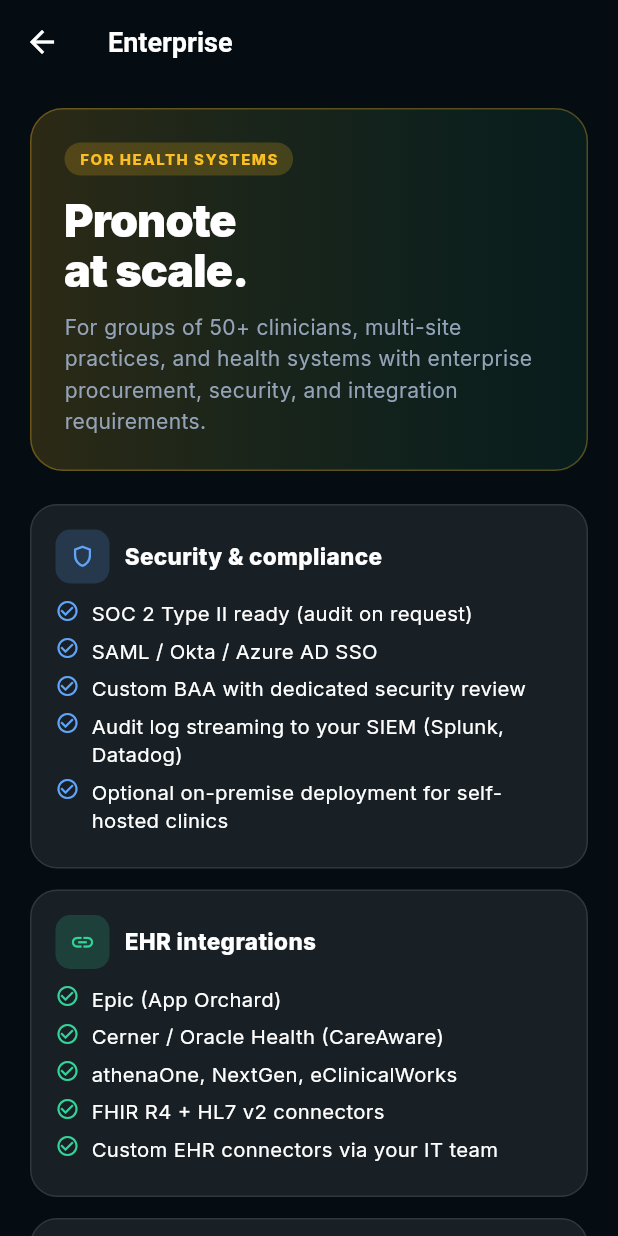
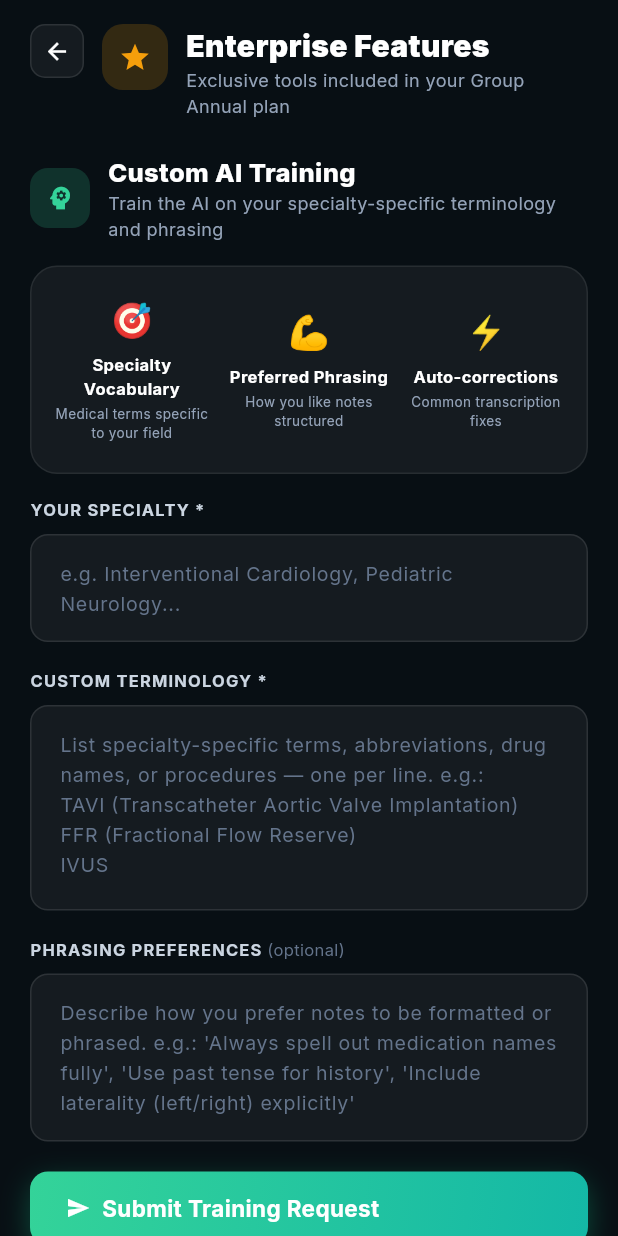
Before and after one commit to sheharyar-shafique/Flutter-Android-Hippa, a Flutter app: the EnterpriseScreen screen opened by its route, on a phone screen of 412 x 824 dp. Run offline on Flutter 3.47's test engine with Material 3 defaults, Android fonts, the phone set to English and light mode, and no system bars; our stand-ins replace dio, file_picker, flutter_riverpod, flutter_secure_storage, go_router, google_fonts and 3 more; missing offline and left inert: record; accounts and stored records are empty.

Commit message:
ui: redesign enterprise screen to match web screenshots
- Header: star icon + 'Enterprise Features' + subtitle
- Custom AI Training: 3 feature pills (Specialty Vocab, Preferred Phrasing, Auto-corrections)
- Form: YOUR SPECIALTY, CUSTOM TERMINOLOGY (multiline), PHRASING PREFERENCES
- Emerald 'Submit Training Request' button with send icon
- Dedicated Success Manager: profile card (Alex Morgan) with Email/Book a Call
- 5 service rows: Onboarding, Staff Training, QBRs, Custom Config, Escalation Priority

```diff
--- a/lib/features/enterprise/enterprise_screen.dart
+++ b/lib/features/enterprise/enterprise_screen.dart
@@ -6,213 +6,206 @@
 import '../../core/theme/app_theme.dart';
 import '../auth/auth_controller.dart';
 
-class EnterpriseScreen extends ConsumerWidget {
+class EnterpriseScreen extends ConsumerStatefulWidget {
   const EnterpriseScreen({super.key});
+  @override
+  ConsumerState<EnterpriseScreen> createState() => _EnterpriseScreenState();
+}
+
+class _EnterpriseScreenState extends ConsumerState<EnterpriseScreen> {
+  final _specialtyCtrl = TextEditingController();
+  final _terminologyCtrl = TextEditingController();
+  final _phrasingCtrl = TextEditingController();
+  bool _submitting = false;
 
   @override
-  Widget build(BuildContext context, WidgetRef ref) {
-    final authed = ref.watch(authControllerProvider).isAuthenticated;
-
-    return Scaffold(
-      backgroundColor: AppColors.bgDeep,
-      appBar: AppBar(
-        backgroundColor: AppColors.bgDeep,
-        title: const Text('Enterprise'),
-        leading: IconButton(
-          icon: const Icon(Icons.arrow_back),
-          onPressed: () => context.go(authed ? '/dashboard' : '/'),
-        ),
-      ),
-      body: SafeArea(
-        child: ListView(
-          padding: const EdgeInsets.fromLTRB(20, 16, 20, 32),
-          children: [
-            Container(
-              padding: const EdgeInsets.all(22),
-              decoration: BoxDecoration(
-                gradient: LinearGradient(colors: [
-                  AppColors.warning.withValues(alpha: 0.16),
-                  AppColors.emerald400.withValues(alpha: 0.08),
-                ]),
-                borderRadius: BorderRadius.circular(22),
-                border: Border.all(color: AppColors.warning.withValues(alpha: 0.3)),
-              ),
-              child: Column(
-                crossAxisAlignment: CrossAxisAlignment.start,
-                children: [
-                  Container(
-                    padding: const EdgeInsets.symmetric(horizontal: 10, vertical: 4),
-                    decoration: BoxDecoration(
-                      color: AppColors.warning.withValues(alpha: 0.2),
-                      borderRadius: BorderRadius.circular(20),
-                    ),
-                    child: const Text('FOR HEALTH SYSTEMS',
-                        style: TextStyle(color: AppColors.warning, fontSize: 10, fontWeight: FontWeight.w800, letterSpacing: 1)),
-                  ),
-                  const SizedBox(height: 14),
-                  const Text(
-                    'Pronote\nat scale.',
-                    style: TextStyle(color: Colors.white, fontSize: 30, fontWeight: FontWeight.w900, height: 1.1, letterSpacing: -0.6),
-                  ),
-                  const SizedBox(height: 10),
-                  const Text(
-                    'For groups of 50+ clinicians, multi-site practices, and health systems with enterprise procurement, security, and integration requirements.',
-                    style: TextStyle(color: AppColors.slate400, fontSize: 14, height: 1.5),
-                  ),
-                ],
-              ),
-            ),
-            const SizedBox(height: 22),
-            _BulletGroup(
-              title: 'Security & compliance',
-              items: const [
-                'SOC 2 Type II ready (audit on request)',
-                'SAML / Okta / Azure AD SSO',
-                'Custom BAA with dedicated security review',
-                'Audit log streaming to your SIEM (Splunk, Datadog)',
-                'Optional on-premise deployment for self-hosted clinics',
-              ],
-              accent: AppColors.info,
-              icon: Icons.shield_outlined,
-            ),
-            _BulletGroup(
-              title: 'EHR integrations',
-              items: const [
-                'Epic (App Orchard)',
-                'Cerner / Oracle Health (CareAware)',
-                'athenaOne, NextGen, eClinicalWorks',
-                'FHIR R4 + HL7 v2 connectors',
-                'Custom EHR connectors via your IT team',
-              ],
-              accent: AppColors.emerald400,
-              icon: Icons.link,
-            ),
-            _BulletGroup(
-              title: 'Account team',
-              items: const [
-                'Dedicated account manager (named human)',
-                '24/7 priority support, < 2h response SLA',
-                'White-glove rollout: training sessions for every clinician',
-                'Quarterly business reviews + product roadmap input',
-              ],
-              accent: const Color(0xFFA78BFA),
-              icon: Icons.support_agent,
-            ),
-            const SizedBox(height: 20),
-            Container(
-              padding: const EdgeInsets.all(18),
-              decoration: BoxDecoration(
-                color: AppColors.cardBg,
-                borderRadius: BorderRadius.circular(20),
-                border: Border.all(color: AppColors.cardBorder),
-              ),
-              child: Column(
-                crossAxisAlignment: CrossAxisAlignment.start,
-                children: [
-                  const Text('Talk to sales',
-                      style: TextStyle(color: Colors.white, fontSize: 18, fontWeight: FontWeight.w800)),
-                  const SizedBox(height: 6),
-                  const Text(
-                    'Get a tailored proposal, security questionnaire, and pilot timeline within 48 hours.',
-                    style: TextStyle(color: AppColors.slate400, fontSize: 13, height: 1.5),
-                  ),
-                  const SizedBox(height: 14),
-                  SizedBox(
-                    width: double.infinity,
-                    height: 50,
-                    child: DecoratedBox(
-                      decoration: BoxDecoration(
-                        gradient: kEmeraldGradient,
-                        borderRadius: BorderRadius.circular(14),
-                      ),
-                      child: Material(
-                        color: Colors.transparent,
-                        child: InkWell(
-                          borderRadius: BorderRadius.circular(14),
-                          onTap: () async {
-                            final uri = Uri.parse('mailto:enterprise@pronoteai.com?subject=Pronote%20Enterprise%20Inquiry');
-                            if (await canLaunchUrl(uri)) {
-                              await launchUrl(uri);
-                            }
-                          },
-                          child: const Center(
-                            child: Row(
-                              mainAxisAlignment: MainAxisAlignment.center,
-                              children: [
-                                Icon(Icons.email_outlined, color: Colors.white, size: 18),
-                                SizedBox(width: 8),
-                                Text('Email enterprise@pronoteai.com',
-                                    style: TextStyle(color: Colors.white, fontSize: 14, fontWeight: FontWeight.w700)),
-                              ],
-                            ),
-                          ),
-                        ),
-                      ),
-                    ),
-                  ),
-                ],
-              ),
-            ),
-          ],
-        ),
-      ),
-    );
-  }
-}
-
-class _BulletGroup extends StatelessWidget {
-  final String title;
-  final List<String> items;
-  final Color accent;
-  final IconData icon;
-
-  const _BulletGroup({required this.title, required this.items, required this.accent, required this.icon});
+  void dispose() { _specialtyCtrl.dispose(); _terminologyCtrl.dispose(); _phrasingCtrl.dispose(); super.dispose(); }
 
   @override
   Widget build(BuildContext context) {
-    return Padding(
-      padding: const EdgeInsets.only(bottom: 14),
-      child: Container(
-        padding: const EdgeInsets.all(16),
-        decoration: BoxDecoration(
-          color: AppColors.cardBg,
-          borderRadius: BorderRadius.circular(18),
-          border: Border.all(color: AppColors.cardBorder),
+    return Scaffold(
+      backgroundColor: AppColors.bgPrimary,
+      body: SafeArea(child: ListView(padding: const EdgeInsets.fromLTRB(20, 16, 20, 32), children: [
+        // Header
+        Row(crossAxisAlignment: CrossAxisAlignment.start, children: [
+          GestureDetector(onTap: () => context.canPop() ? context.pop() : context.go('/dashboard'),
+            child: Container(width: 36, height: 36, decoration: BoxDecoration(color: const Color(0x0DFFFFFF), borderRadius: BorderRadius.circular(10), border: Border.all(color: const Color(0x1AFFFFFF))),
+              child: const Icon(Icons.arrow_back, color: Colors.white, size: 18))),
+          const SizedBox(width: 12),
+          Container(width: 44, height: 44, decoration: BoxDecoration(color: const Color(0xFFF59E0B).withValues(alpha: 0.18), borderRadius: BorderRadius.circular(14)),
+            child: const Icon(Icons.star, color: Color(0xFFF59E0B), size: 22)),
+          const SizedBox(width: 12),
+          const Expanded(child: Column(crossAxisAlignment: CrossAxisAlignment.start, children: [
+            Text('Enterprise Features', style: TextStyle(color: Colors.white, fontSize: 20, fontWeight: FontWeight.w900)),
+            Text('Exclusive tools included in your Group Annual plan', style: TextStyle(color: AppColors.slate400, fontSize: 12)),
+          ])),
+        ]),
+        const SizedBox(height: 24),
+
+        // ═══ Custom AI Training section ═══
+        Row(children: [
+          Container(width: 40, height: 40, decoration: BoxDecoration(color: AppColors.emerald400.withValues(alpha: 0.18), borderRadius: BorderRadius.circular(12)),
+            child: const Icon(Icons.psychology, color: AppColors.emerald400, size: 20)),
+          const SizedBox(width: 12),
+          const Expanded(child: Column(crossAxisAlignment: CrossAxisAlignment.start, children: [
+            Text('Custom AI Training', style: TextStyle(color: Colors.white, fontSize: 17, fontWeight: FontWeight.w800)),
+            Text('Train the AI on your specialty-specific terminology and phrasing', style: TextStyle(color: AppColors.slate400, fontSize: 12)),
+          ])),
+        ]),
+        const SizedBox(height: 16),
+
+        // 3 feature pills
+        Container(
+          padding: const EdgeInsets.symmetric(vertical: 20, horizontal: 12),
+          decoration: BoxDecoration(color: const Color(0x0DFFFFFF), borderRadius: BorderRadius.circular(18), border: Border.all(color: const Color(0x14FFFFFF))),
+          child: Row(children: [
+            _FeaturePill(emoji: '🎯', title: 'Specialty Vocabulary', sub: 'Medical terms specific to your field'),
+            const SizedBox(width: 8),
+            _FeaturePill(emoji: '💪', title: 'Preferred Phrasing', sub: 'How you like notes structured'),
+            const SizedBox(width: 8),
+            _FeaturePill(emoji: '⚡', title: 'Auto-corrections', sub: 'Common transcription fixes'),
+          ]),
         ),
-        child: Column(
-          crossAxisAlignment: CrossAxisAlignment.start,
-          children: [
-            Row(
-              children: [
-                Container(
-                  width: 36,
-                  height: 36,
-                  decoration: BoxDecoration(
-                    color: accent.withValues(alpha: 0.18),
-                    borderRadius: BorderRadius.circular(10),
-                  ),
-                  child: Icon(icon, color: accent, size: 17),
-                ),
-                const SizedBox(width: 10),
-                Text(title,
-                    style: const TextStyle(color: Colors.white, fontSize: 15, fontWeight: FontWeight.w800)),
-              ],
-            ),
-            const SizedBox(height: 10),
-            ...items.map((i) => Padding(
-                  padding: const EdgeInsets.only(bottom: 6),
-                  child: Row(
-                    crossAxisAlignment: CrossAxisAlignment.start,
-                    children: [
-                      Icon(Icons.check_circle_outline, color: accent, size: 16),
-                      const SizedBox(width: 8),
-                      Expanded(child: Text(i, style: const TextStyle(color: Colors.white, fontSize: 13.5))),
-                    ],
-                  ),
-                )),
-          ],
+        const SizedBox(height: 16),
+
+        // YOUR SPECIALTY
+        const Text('YOUR SPECIALTY *', style: TextStyle(color: AppColors.slate300, fontSize: 11, fontWeight: FontWeight.w700, letterSpacing: 0.8)),
+        const SizedBox(height: 8),
+        TextField(controller: _specialtyCtrl, style: const TextStyle(color: Colors.white, fontSize: 14),
+          decoration: _inputDeco('e.g. Interventional Cardiology, Pediatric Neurology...')),
+        const SizedBox(height: 18),
+
+        // CUSTOM TERMINOLOGY
+        const Text('CUSTOM TERMINOLOGY *', style: TextStyle(color: AppColors.slate300, fontSize: 11, fontWeight: FontWeight.w700, letterSpacing: 0.8)),
+        const SizedBox(height: 8),
+        TextField(controller: _terminologyCtrl, maxLines: 5, style: const TextStyle(color: Colors.white, fontSize: 14),
+          decoration: _inputDeco('List specialty-specific terms, abbreviations, drug names, or procedures — one per line. e.g.:\nTAVI (Transcatheter Aortic Valve Implantation)\nFFR (Fractional Flow Reserve)\nIVUS')),
+        const SizedBox(height: 18),
+
+        // PHRASING PREFERENCES
+        Row(children: [
+          const Text('PHRASING PREFERENCES ', style: TextStyle(color: AppColors.slate300, fontSize: 11, fontWeight: FontWeight.w700, letterSpacing: 0.8)),
+          Text('(optional)', style: TextStyle(color: AppColors.slate500, fontSize: 11)),
+        ]),
+        const SizedBox(height: 8),
+        TextField(controller: _phrasingCtrl, maxLines: 3, style: const TextStyle(color: Colors.white, fontSize: 14),
+          decoration: _inputDeco("Describe how you prefer notes to be formatted or phrased. e.g.: 'Always spell out medication names fully', 'Use past tense for history', 'Include laterality (left/right) explicitly'")),
+        const SizedBox(height: 20),
+
+        // Submit button
+        GestureDetector(
+          onTap: _submitting ? null : () async {
+            if (_specialtyCtrl.text.trim().isEmpty || _terminologyCtrl.text.trim().isEmpty) {
+              ScaffoldMessenger.of(context).showSnackBar(const SnackBar(content: Text('Please fill in specialty and terminology fields.'), behavior: SnackBarBehavior.floating, backgroundColor: AppColors.danger));
+              return;
+            }
+            setState(() => _submitting = true);
+            await Future.delayed(const Duration(seconds: 1));
+            if (!mounted) return;
+            setState(() => _submitting = false);
+            ScaffoldMessenger.of(context).showSnackBar(const SnackBar(content: Text('Training request submitted!'), behavior: SnackBarBehavior.floating, backgroundColor: AppColors.emerald500));
+          },
+          child: Container(
+            padding: const EdgeInsets.symmetric(horizontal: 24, vertical: 14),
+            decoration: BoxDecoration(gradient: kEmeraldGradient, borderRadius: BorderRadius.circular(12),
+              boxShadow: [BoxShadow(color: AppColors.emerald500.withValues(alpha: 0.35), blurRadius: 16, offset: const Offset(0, 6))]),
+            child: Row(mainAxisSize: MainAxisSize.min, children: [
+              _submitting
+                  ? const SizedBox(width: 18, height: 18, child: CircularProgressIndicator(strokeWidth: 2, color: Colors.white))
+                  : const Icon(Icons.send, color: Colors.white, size: 16),
+              const SizedBox(width: 8),
+              const Text('Submit Training Request', style: TextStyle(color: Colors.white, fontSize: 15, fontWeight: FontWeight.w700)),
+            ]),
+          ),
         ),
-      ),
+        const SizedBox(height: 30),
+
+        // ═══ Dedicated Success Manager section ═══
+        const Divider(color: Color(0x14FFFFFF), height: 1),
+        const SizedBox(height: 24),
+        Row(children: [
+          Container(width: 40, height: 40, decoration: BoxDecoration(color: const Color(0xFFA855F7).withValues(alpha: 0.18), borderRadius: BorderRadius.circular(12)),
+            child: const Icon(Icons.support_agent, color: Color(0xFFA855F7), size: 20)),
+          const SizedBox(width: 12),
+          const Expanded(child: Column(crossAxisAlignment: CrossAxisAlignment.start, children: [
+            Text('Dedicated Success Manager', style: TextStyle(color: Colors.white, fontSize: 17, fontWeight: FontWeight.w800)),
+            Text('Your personal point of contact for onboarding, training, and strategy', style: TextStyle(color: AppColors.slate400, fontSize: 12)),
+          ])),
+        ]),
+        const SizedBox(height: 16),
+
+        // Manager card + services
+        Row(crossAxisAlignment: CrossAxisAlignment.start, children: [
+          // Manager profile
+          Container(width: 130, padding: const EdgeInsets.all(16), decoration: BoxDecoration(color: const Color(0x0DFFFFFF), borderRadius: BorderRadius.circular(18), border: Border.all(color: const Color(0x14FFFFFF))),
+            child: Column(children: [
+              Container(width: 64, height: 64, decoration: BoxDecoration(color: const Color(0xFFA855F7).withValues(alpha: 0.2), borderRadius: BorderRadius.circular(16)),
+                child: const Icon(Icons.person, color: Color(0xFFA855F7), size: 32)),
+              const SizedBox(height: 10),
+              const Text('Alex Morgan', style: TextStyle(color: Colors.white, fontSize: 13, fontWeight: FontWeight.w700)),
+              const Text('Enterprise Success Manager', style: TextStyle(color: AppColors.slate400, fontSize: 9), textAlign: TextAlign.center),
+              const SizedBox(height: 10),
+              GestureDetector(onTap: () => launchUrl(Uri.parse('mailto:enterprise@pronoteai.com')),
+                child: Container(width: double.infinity, padding: const EdgeInsets.symmetric(vertical: 8), decoration: BoxDecoration(gradient: kEmeraldGradient, borderRadius: BorderRadius.circular(8)),
+                  child: const Row(mainAxisAlignment: MainAxisAlignment.center, children: [Icon(Icons.send, color: Colors.white, size: 12), SizedBox(width: 4), Text('Email Me', style: TextStyle(color: Colors.white, fontSize: 11, fontWeight: FontWeight.w600))]))),
+              const SizedBox(height: 6),
+              Container(width: double.infinity, padding: const EdgeInsets.symmetric(vertical: 8), decoration: BoxDecoration(color: const Color(0x0DFFFFFF), borderRadius: BorderRadius.circular(8), border: Border.all(color: const Color(0x1AFFFFFF))),
+                child: const Row(mainAxisAlignment: MainAxisAlignment.center, children: [Icon(Icons.open_in_new, color: AppColors.slate400, size: 12), SizedBox(width: 4), Text('Book a Call', style: TextStyle(color: AppColors.slate400, fontSize: 11, fontWeight: FontWeight.w600))])),
+            ])),
+          const SizedBox(width: 12),
+          // Services list
+          Expanded(child: Column(crossAxisAlignment: CrossAxisAlignment.start, children: [
+            const Text('Your dedicated success manager is here to help you get the most out of Pronote. They handle everything from initial setup to ongoing optimization.',
+                style: TextStyle(color: AppColors.slate400, fontSize: 12, height: 1.5)),
+            const SizedBox(height: 14),
+            _ServiceRow(icon: Icons.rocket_launch, color: const Color(0xFFEF4444), title: 'Onboarding & Setup', sub: 'Guided setup, team training sessions, and workflow optimization.'),
+            _ServiceRow(icon: Icons.school, color: const Color(0xFFF59E0B), title: 'Staff Training', sub: 'Live training sessions for your entire clinical team.'),
+            _ServiceRow(icon: Icons.assessment, color: AppColors.emerald400, title: 'Quarterly Business Reviews', sub: 'Usage analytics review and ROI reporting every quarter.'),
+            _ServiceRow(icon: Icons.build, color: const Color(0xFFA855F7), title: 'Custom Configuration', sub: 'Help configuring templates, integrations, and AI settings.'),
+            _ServiceRow(icon: Icons.phone, color: const Color(0xFFEF4444), title: 'Escalation Priority', sub: 'Direct escalation path bypassing standard support queues.'),
+          ])),
+        ]),
+      ])),
     );
   }
+
+  InputDecoration _inputDeco(String hint) => InputDecoration(
+    hintText: hint, hintStyle: const TextStyle(color: AppColors.slate500, fontSize: 13), hintMaxLines: 5,
+    filled: true, fillColor: const Color(0x0DFFFFFF),
+    contentPadding: const EdgeInsets.all(16),
+    border: OutlineInputBorder(borderRadius: BorderRadius.circular(12), borderSide: const BorderSide(color: Color(0x1AFFFFFF))),
+    enabledBorder: OutlineInputBorder(borderRadius: BorderRadius.circular(12), borderSide: const BorderSide(color: Color(0x1AFFFFFF))),
+    focusedBorder: OutlineInputBorder(borderRadius: BorderRadius.circular(12), borderSide: BorderSide(color: AppColors.emerald400.withValues(alpha: 0.5))),
+  );
 }
+
+class _FeaturePill extends StatelessWidget {
+  final String emoji, title, sub;
+  const _FeaturePill({required this.emoji, required this.title, required this.sub});
+  @override
+  Widget build(BuildContext context) => Expanded(child: Column(children: [
+    Text(emoji, style: const TextStyle(fontSize: 22)),
+    const SizedBox(height: 6),
+    Text(title, style: const TextStyle(color: Colors.white, fontSize: 11, fontWeight: FontWeight.w700), textAlign: TextAlign.center),
+    const SizedBox(height: 2),
+    Text(sub, style: const TextStyle(color: AppColors.slate400, fontSize: 9), textAlign: TextAlign.center),
+  ]));
+}
+
+class _ServiceRow extends StatelessWidget {
+  final IconData icon; final Color color; final String title, sub;
+  const _ServiceRow({required this.icon, required this.color, required this.title, required this.sub});
+  @override
+  Widget build(BuildContext context) => Padding(padding: const EdgeInsets.only(bottom: 10), child: Container(
+    padding: const EdgeInsets.all(12),
+    decoration: BoxDecoration(color: const Color(0x08FFFFFF), borderRadius: BorderRadius.circular(12), border: Border.all(color: const Color(0x0AFFFFFF))),
+    child: Row(children: [
+      Container(width: 32, height: 32, decoration: BoxDecoration(color: color.withValues(alpha: 0.15), borderRadius: BorderRadius.circular(8)),
+        child: Icon(icon, color: color, size: 16)),
+      const SizedBox(width: 10),
+      Expanded(child: Column(crossAxisAlignment: CrossAxisAlignment.start, children: [
+        Text(title, style: const TextStyle(color: Colors.white, fontSize: 13, fontWeight: FontWeight.w700)),
+        Text(sub, style: const TextStyle(color: AppColors.slate500, fontSize: 11)),
+      ])),
+    ])));
+}
```
